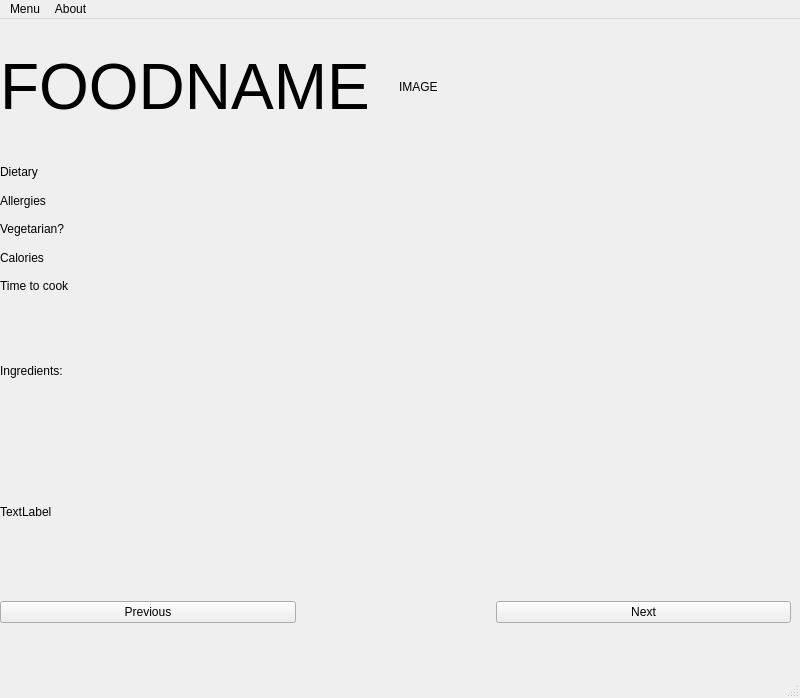
MarkHarrison03/RecipeApp, file mainwindow.ui: the form before one commit.
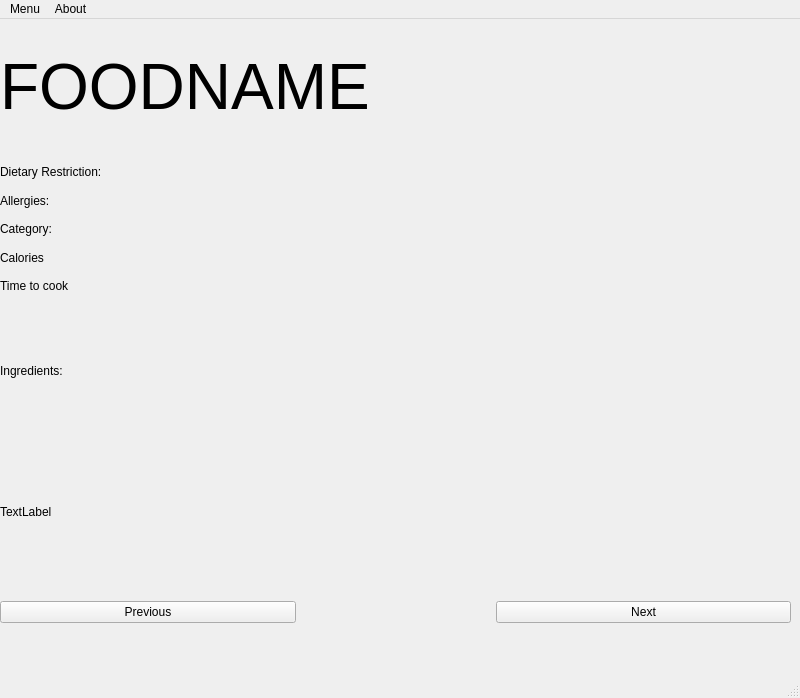
The form after the commit.

Diff of the .ui file:
```diff
--- a/mainwindow.ui
+++ b/mainwindow.ui
@@ -45,13 +45,6 @@
          </property>
         </widget>
        </item>
-       <item>
-        <widget class="QLabel" name="label">
-         <property name="text">
-          <string>IMAGE</string>
-         </property>
-        </widget>
-       </item>
       </layout>
      </item>
      <item row="2" column="0">
@@ -59,21 +52,21 @@
        <item>
         <widget class="QLabel" name="DietLabel">
          <property name="text">
-          <string>Dietary</string>
+          <string>Dietary Restriction:</string>
          </property>
         </widget>
        </item>
        <item>
         <widget class="QLabel" name="AllergiesLabel">
          <property name="text">
-          <string>Allergies</string>
+          <string>Allergies:</string>
          </property>
         </widget>
        </item>
        <item>
         <widget class="QLabel" name="VegetarianLabel">
          <property name="text">
-          <string>Vegetarian? </string>
+          <string>Category:</string>
          </property>
         </widget>
        </item>
```
Left out of the diff: 2 changed lines with no effect on the pictures.
